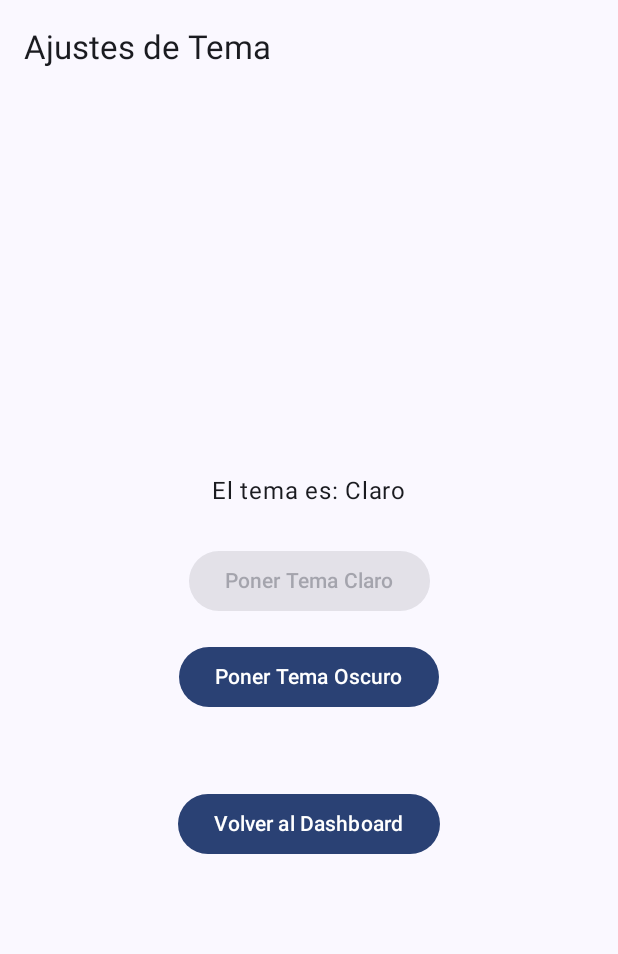
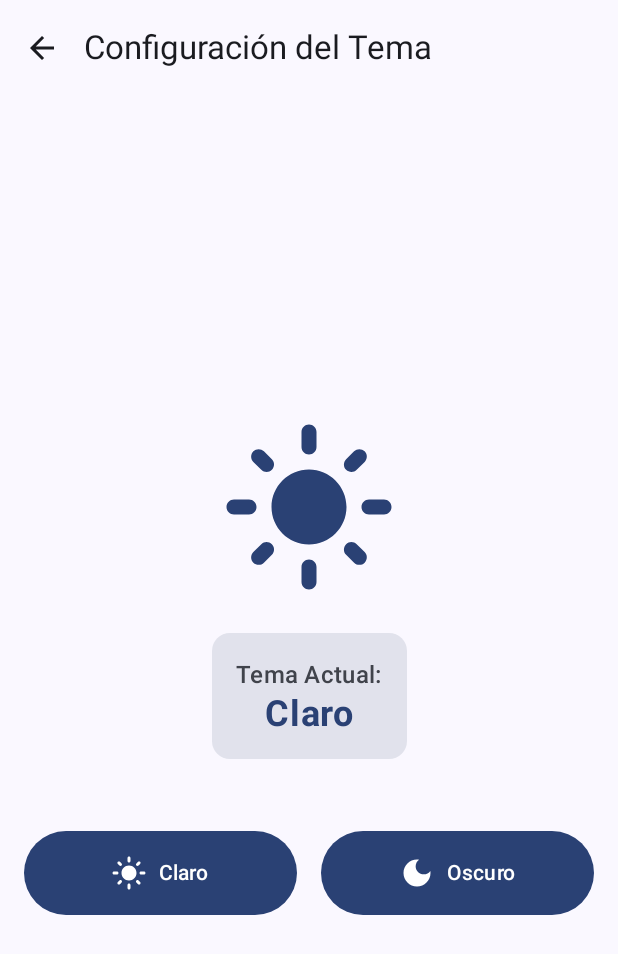
Before and after one commit to AyelenRod/Repository_mobile_practice, an Android app built with Jetpack Compose: the composable ThemeApp shown on its own in the app's theme, on a phone screen of 412 x 824 dp. Shown: the top 954 px of the screen. Run offline under Robolectric (Android 15) with nearby library versions, the phone set to English and light mode, and no system bars; 1 statement that could not run was skipped.

Commit message:
Examen_unidad2

```diff
--- a/app/build.gradle.kts
+++ b/app/build.gradle.kts
@@ -86,4 +86,7 @@ dependencies {
     // Lifecycle para ViewModel
     implementation(libs.androidx.lifecycle.viewmodel.compose)
     implementation(libs.androidx.lifecycle.runtime.compose)
+
+    implementation("androidx.compose.material:material-icons-core:1.5.4")
+    implementation("androidx.compose.material:material-icons-extended:1.5.4")
 }
--- a/app/src/main/java/com/example/examen2/presentation/views/ThemeApp.kt
+++ b/app/src/main/java/com/example/examen2/presentation/views/ThemeApp.kt
@@ -1,17 +1,19 @@
 package com.example.examen2.presentation.views
 
 import androidx.compose.foundation.layout.*
-import androidx.compose.material3.Button
-import androidx.compose.material3.ExperimentalMaterial3Api
-import androidx.compose.material3.Scaffold
-import androidx.compose.material3.Text
-import androidx.compose.material3.TopAppBar
+import androidx.compose.material.icons.Icons
+import androidx.compose.material.icons.filled.ArrowBack
+import androidx.compose.material.icons.filled.DarkMode
+import androidx.compose.material.icons.filled.LightMode
+import androidx.compose.material3.*
 import androidx.compose.runtime.Composable
 import androidx.compose.runtime.collectAsState
 import androidx.compose.runtime.getValue
 import androidx.compose.ui.Alignment
 import androidx.compose.ui.Modifier
+import androidx.compose.ui.text.font.FontWeight
 import androidx.compose.ui.unit.dp
+import androidx.compose.ui.unit.sp
 import androidx.lifecycle.viewmodel.compose.viewModel
 import com.example.examen2.presentation.viewmodel.ThemeViewModel
 
@@ -21,47 +23,87 @@ fun ThemeApp(
     onNavigateBack: () -> Unit,
     themeViewModel: ThemeViewModel = viewModel()
 ) {
-    val isDarkTheme by themeViewModel.isDarkTheme.collectAsState()
+    val isDarkTheme by themeViewModel.isDarkTheme.collectAsState(initial = false)
 
     Scaffold(
         topBar = {
             TopAppBar(
-                title = { Text("Ajustes de Tema") }
+                title = { Text("Configuración del Tema") },
+                navigationIcon = {
+                    IconButton(onClick = onNavigateBack) {
+                        Icon(Icons.Filled.ArrowBack, contentDescription = "Regresar")
+                    }
+                }
             )
         }
     ) { innerPadding ->
         Column(
             modifier = Modifier
                 .fillMaxSize()
-                .padding(innerPadding),
+                .padding(innerPadding)
+                .padding(16.dp),
             horizontalAlignment = Alignment.CenterHorizontally,
             verticalArrangement = Arrangement.Center
         ) {
-            Text(
-                text = "El tema actual es: ${if (isDarkTheme) "Oscuro" else "Claro"}",
-                modifier = Modifier.padding(bottom = 24.dp)
+            // Icono grande del tema actual (sol/luna)
+            Icon(
+                imageVector = if (isDarkTheme) Icons.Filled.DarkMode else Icons.Filled.LightMode,
+                contentDescription = "Icono de Tema",
+                modifier = Modifier.size(120.dp),
+                tint = MaterialTheme.colorScheme.primary
             )
+            Spacer(modifier = Modifier.height(24.dp))
 
-            Button(
-                onClick = { themeViewModel.toggleTheme(false) },
-                enabled = isDarkTheme
+            // Card informativa del tema actual
+            Card(
+                colors = CardDefaults.cardColors(
+                    containerColor = MaterialTheme.colorScheme.surfaceVariant
+                )
             ) {
-                Text("Poner Tema Claro")
+                Column(
+                    modifier = Modifier.padding(16.dp),
+                    horizontalAlignment = Alignment.CenterHorizontally
+                ) {
+                    Text(
+                        text = "Tema Actual:",
+                        style = MaterialTheme.typography.titleMedium
+                    )
+                    Text(
+                        text = if (isDarkTheme) "Oscuro" else "Claro",
+                        fontSize = 24.sp,
+                        fontWeight = FontWeight.Bold,
+                        color = MaterialTheme.colorScheme.primary
+                    )
+                }
             }
+            Spacer(modifier = Modifier.height(48.dp))
 
-            Spacer(modifier = Modifier.height(16.dp))
-
-            Button(
-                onClick = { themeViewModel.toggleTheme(true) },
-                enabled = !isDarkTheme
+            Row(
+                modifier = Modifier.fillMaxWidth(),
+                horizontalArrangement = Arrangement.SpaceEvenly
             ) {
-                Text("Poner Tema Oscuro")
-            }
-
-            Spacer(modifier = Modifier.height(50.dp))
-
-            Button(onClick = onNavigateBack) {
-                Text("Volver al Dashboard")
+                // Iconos en los botones de cambio
+                Button(
+                    onClick = { themeViewModel.toggleTheme(isDark = false) },
+                    modifier = Modifier
+                        .weight(1f)
+                        .height(56.dp)
+                ) {
+                    Icon(Icons.Filled.LightMode, contentDescription = "Tema Claro")
+                    Spacer(modifier = Modifier.width(8.dp))
+                    Text("Claro")
+                }
+                Spacer(modifier = Modifier.width(16.dp))
+                Button(
+                    onClick = { themeViewModel.toggleTheme(isDark = true) },
+                    modifier = Modifier
+                        .weight(1f)
+                        .height(56.dp)
+                ) {
+                    Icon(Icons.Filled.DarkMode, contentDescription = "Tema Oscuro")
+                    Spacer(modifier = Modifier.width(8.dp))
+                    Text("Oscuro")
+                }
             }
         }
     }
```
Also changed, not shown: app/src/main/java/com/example/examen2/presentation/components/Buttons.kt (+10 -5 lines), app/src/main/java/com/example/examen2/presentation/views/DashBoard.kt (+33 -13 lines), app/src/main/java/com/example/examen2/presentation/views/Forms.kt (+77 -58 lines).
